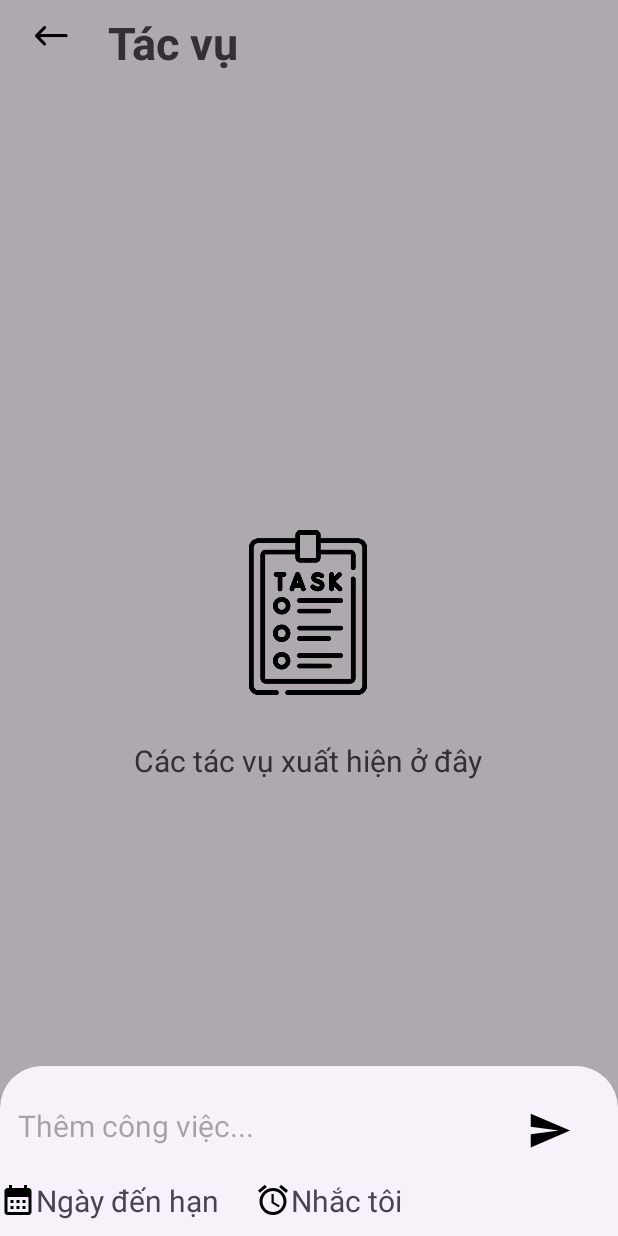
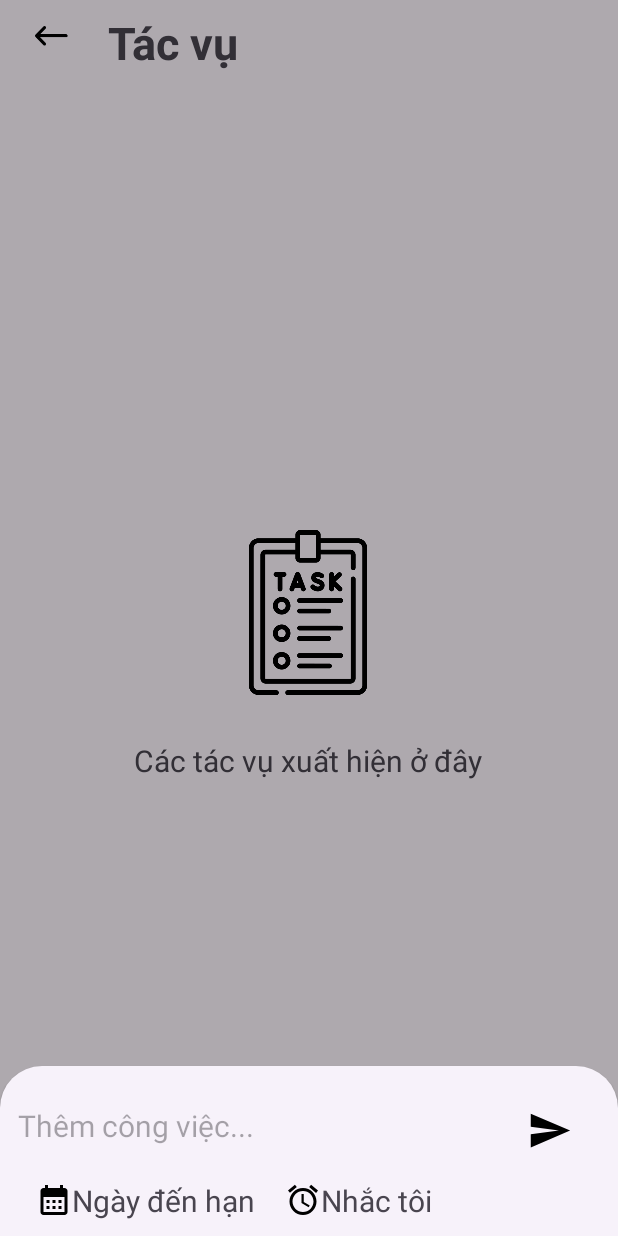
Before and after one commit to Khang-To/task-manager-app, an Android app: the fragment ActivityThemTacVu placed in its activity, on a phone screen of 412 x 824 dp. Run offline under Robolectric (Android 15) with nearby library versions, the phone set to English and light mode, and no system bars.

Commit message:
them giao dien tac vu va load

```diff
--- a/app/src/main/java/com/example/taskmanagerapp/ActivityThemTacVu.java
+++ b/app/src/main/java/com/example/taskmanagerapp/ActivityThemTacVu.java
@@ -44,6 +44,7 @@ public class ActivityThemTacVu extends BottomSheetDialogFragment {
                     getContext(),
                     (view3, year1, month1, dayOfMonth) -> {
                         String selectedDate =dayOfMonth + "/" + (month1 + 1) + "/" + year1;
+                        datNgayHan.setBackgroundResource(R.drawable.bg_dachon_tg);
                         datNgayHan.setText(selectedDate);
                     },
                     year, month, day
@@ -69,7 +70,8 @@ public class ActivityThemTacVu extends BottomSheetDialogFragment {
                                 (view1, selectedHour, selectedMinute) -> {
                                     @SuppressLint("DefaultLocale") String datetime = selectedDayOfMonth + "/" + (selectedMonth + 1) + "/" + selectedYear
                                             + " - " + String.format("%02d:%02d", selectedHour, selectedMinute);
-                                    datTGNhac.setText(datetime); // Gán text mới cho nút hoặc TextView
+                                    datTGNhac.setBackgroundResource(R.drawable.bg_dachon_tg);
+                                    datTGNhac.setText(datetime);
                                 },
                                 hour, minute, true
                         );
--- /dev/null
+++ b/app/src/main/res/drawable/bg_dachon_tg.xml
@@ -0,0 +1,4 @@
+<shape xmlns:android="http://schemas.android.com/apk/res/android"
+    android:shape="rectangle">
+    <solid android:color="#90CAF9"/>
+</shape>
--- a/app/src/main/res/layout/them_tac_vu.xml
+++ b/app/src/main/res/layout/them_tac_vu.xml
@@ -25,30 +25,31 @@
         android:id="@+id/datNgayHan"
         android:layout_width="wrap_content"
         android:layout_height="wrap_content"
+        android:layout_marginStart="24dp"
         android:layout_marginTop="12dp"
+        android:paddingBottom="10sp"
         android:text="Ngày đến hạn"
         android:textSize="20sp"
         app:drawableStartCompat="@drawable/baseline_calendar_month_24"
         app:layout_constraintBottom_toBottomOf="parent"
         app:layout_constraintStart_toStartOf="parent"
         app:layout_constraintTop_toBottomOf="@+id/editText"
-        app:layout_constraintVertical_bias="0.0"
-        android:paddingBottom="10sp"/>
+        app:layout_constraintVertical_bias="0.0" />
 
     <TextView
         android:id="@+id/datTGNhac"
         android:layout_width="wrap_content"
         android:layout_height="wrap_content"
-        android:layout_marginStart="24dp"
+        android:layout_marginStart="20dp"
         android:layout_marginTop="12dp"
+        android:paddingBottom="10sp"
         android:text="Nhắc tôi"
         android:textSize="20sp"
         app:drawableStartCompat="@drawable/baseline_alarm_24"
         app:layout_constraintBottom_toBottomOf="parent"
         app:layout_constraintStart_toEndOf="@+id/datNgayHan"
         app:layout_constraintTop_toBottomOf="@+id/editText"
-        app:layout_constraintVertical_bias="0.0"
-        android:paddingBottom="10sp"/>
+        app:layout_constraintVertical_bias="0.0" />
 
     <ImageButton
         android:id="@+id/btnLuu"
```
